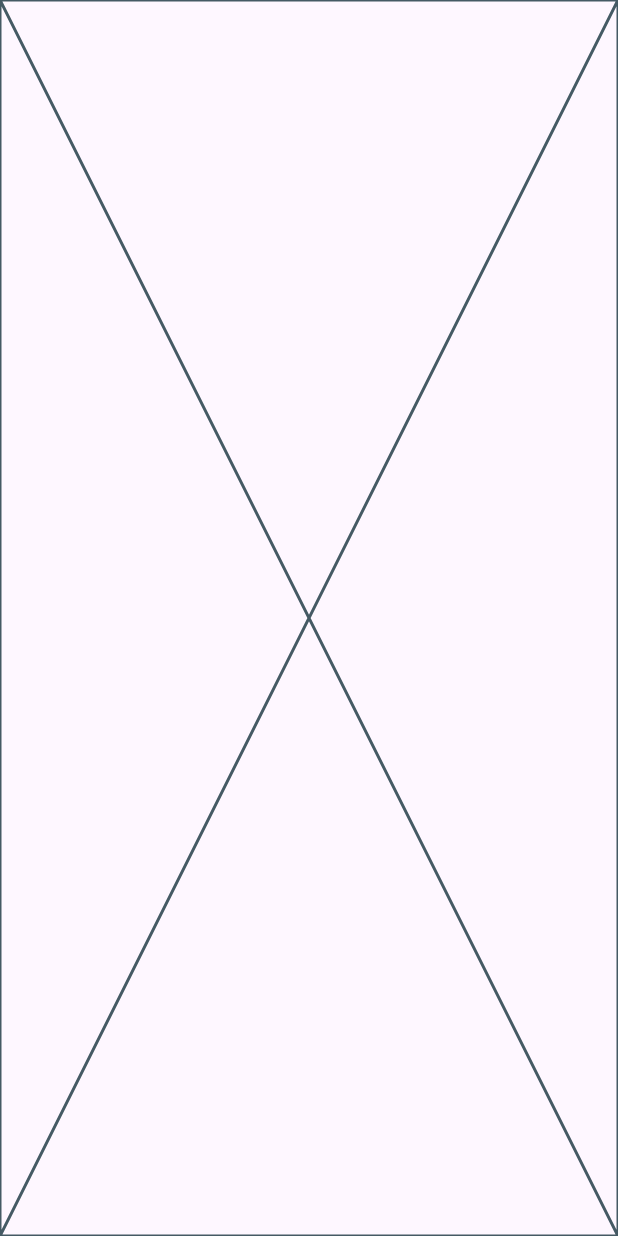
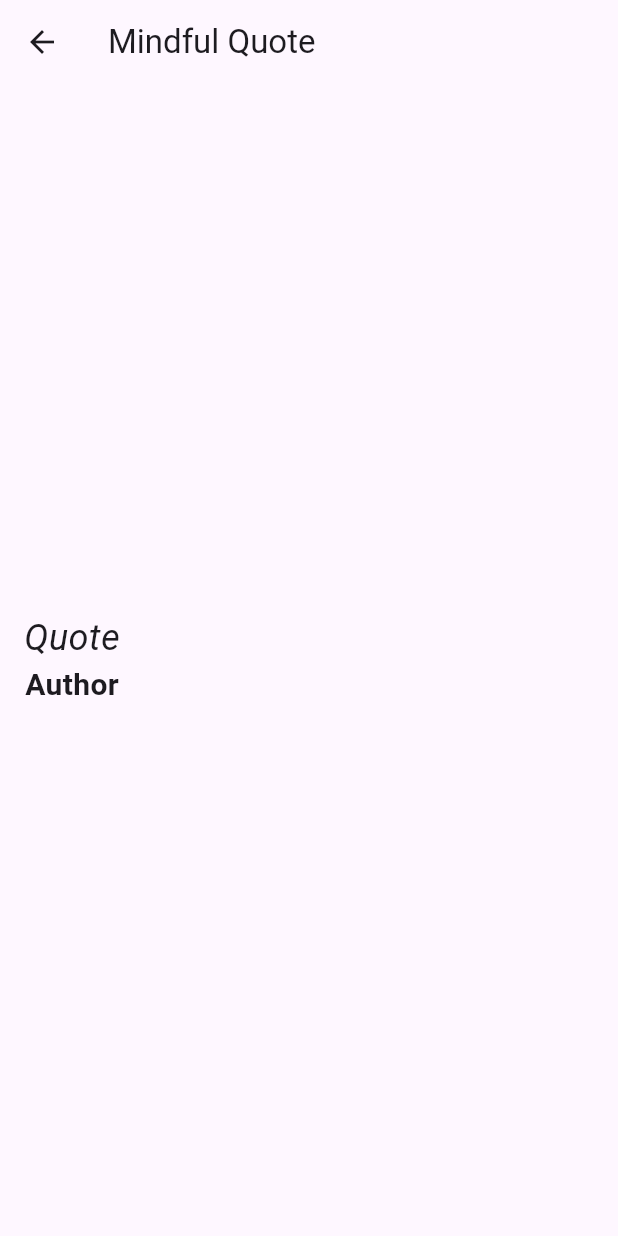
Before and after one commit to FadyFawzyOfficial/mindful_app, a Flutter app: the QuoteScreen screen opened directly, on a phone screen of 412 x 824 dp. Run offline on Flutter 3.47's test engine with Material 3 defaults, Android fonts, the phone set to English and light mode, and no system bars; our stand-ins replace shared_preferences; accounts and stored records are empty; network calls fail.

Commit message:
6. Build the QuoteScreen design

```diff
--- a/lib/quote_screen.dart
+++ b/lib/quote_screen.dart
@@ -19,7 +19,25 @@ class _QuoteScreenState extends State<QuoteScreen> {
 
   @override
   Widget build(BuildContext context) {
-    return const Placeholder();
+    return Scaffold(
+      appBar: AppBar(title: Text('Mindful Quote')),
+      body: Padding(
+        padding: const EdgeInsets.all(16),
+        child: Column(
+          mainAxisAlignment: MainAxisAlignment.center,
+          children: [
+            Text(
+              'Quote',
+              style: TextStyle(fontSize: 24, fontStyle: FontStyle.italic),
+            ),
+            Text(
+              'Author',
+              style: TextStyle(fontSize: 20, fontWeight: FontWeight.bold),
+            ),
+          ],
+        ),
+      ),
+    );
   }
 
   Future fetchQuote() async {
```
